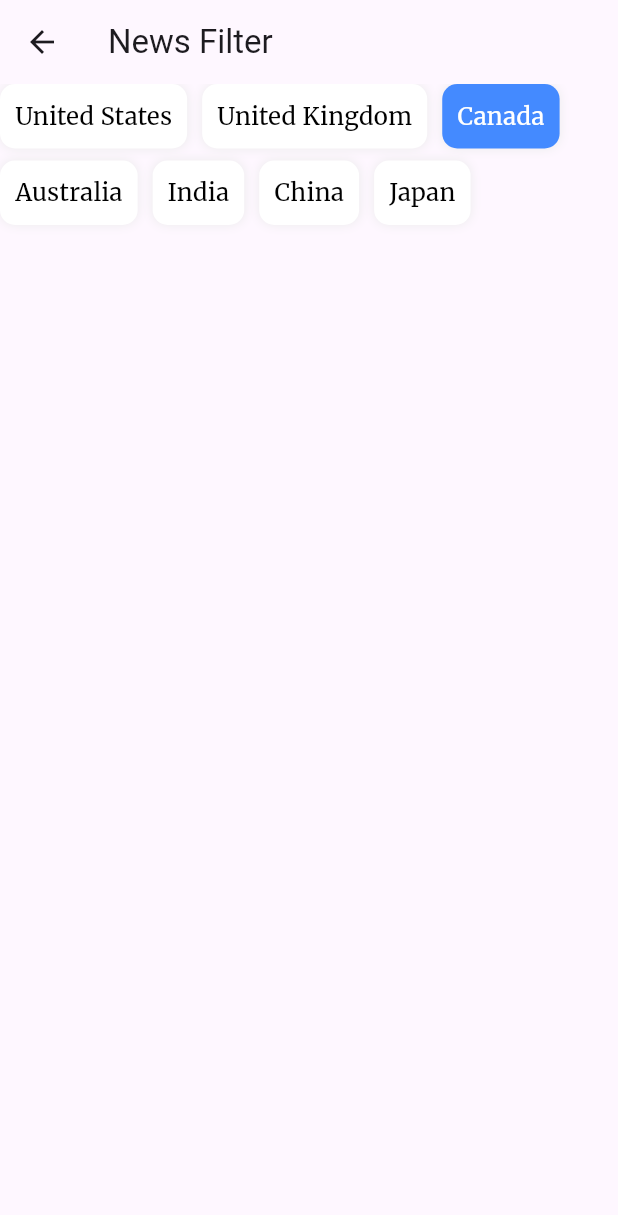
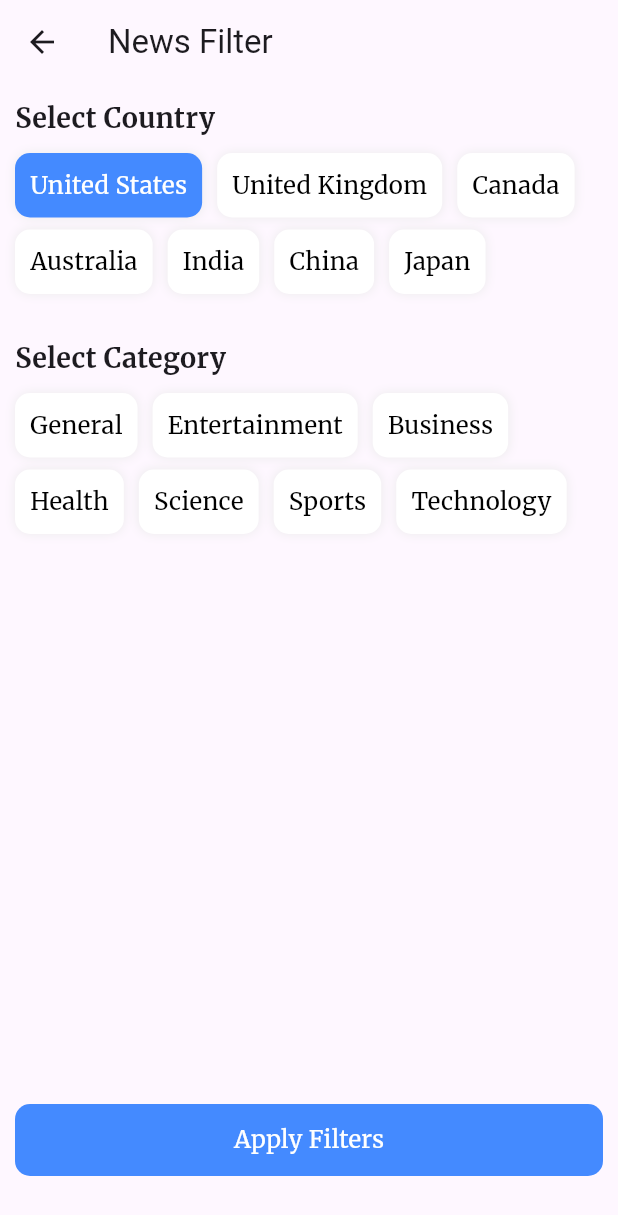
Before and after one commit to BaselMoustafa/news_app_creativa, a Flutter app: the NewsFilterScreen screen opened directly, on a phone screen of 412 x 824 dp. Shown: the top 1215 px of the screen. Run offline on Flutter 3.47's test engine with Material 3 defaults, Android fonts, the phone set to English and light mode, and no system bars; our stand-ins replace google_fonts; network calls fail.

Commit message:
finalize filter news screen

```diff
--- a/lib/screens/news_filter_screen.dart
+++ b/lib/screens/news_filter_screen.dart
@@ -1,7 +1,8 @@
 import 'package:flutter/material.dart';
-import 'package:news_app/models/country.dart';
+import 'package:news_app/styles/app_text_styles.dart';
+import 'package:news_app/widgets/apply_filter_button.dart';
+import 'package:news_app/widgets/category_selector_wigdet.dart';
 import 'package:news_app/widgets/country_selector_widget.dart';
-import 'package:news_app/widgets/selection_card_widget.dart';
 
 class NewsFilterScreen extends StatelessWidget {
   const NewsFilterScreen({super.key});
@@ -12,15 +13,43 @@ class NewsFilterScreen extends StatelessWidget {
       appBar: AppBar(
         title: const Text('News Filter'),
       ),
-      body: Column(
-        children: [
-          CountrySelectorWidget(
-            initialCountry: Country.countries[2],
-            onChnaged: (country){
-              print("Country changed to ${country.name}");
-            },
-          )
-        ],
+      body: Padding(
+        padding: const EdgeInsets.all(10),
+        child: Column(
+          spacing: 10,
+          crossAxisAlignment: CrossAxisAlignment.start,
+          children: [
+            Text(
+              "Select Country",
+              style: AppTextStyles.bold18,
+            ),
+            CountrySelectorWidget(
+              initialCountry:null,
+              onChnaged: (country){
+                print("Country changed to $country");
+              },
+            ),
+
+            SizedBox(height: 10,),
+
+            Text(
+              "Select Category",
+              style: AppTextStyles.bold18,
+            ),
+            CategorySelectorWidget(
+              initialCategory:null,
+              onChnaged: (category){
+                print("Category changed to $category");
+              },
+            ),
+
+            Spacer(),
+
+            ApplyFilterButton(),
+
+            SizedBox(height: 20,)
+          ],
+        ),
       ),
     );
   }
--- /dev/null
+++ b/lib/widgets/apply_filter_button.dart
@@ -0,0 +1,33 @@
+import 'package:flutter/material.dart';
+import 'package:news_app/styles/app_colors.dart';
+import 'package:news_app/styles/app_text_styles.dart';
+
+class ApplyFilterButton extends StatelessWidget {
+  const ApplyFilterButton({super.key});
+
+  @override
+  Widget build(BuildContext context) {
+    return GestureDetector(
+      onTap: _onTap,
+      child: Container(
+        height: 48,
+        decoration: BoxDecoration(
+          borderRadius: BorderRadius.circular(10),
+          color: AppColors.primary
+        ),
+        child: Center(
+          child: Text(
+            "Apply Filters",
+            style: AppTextStyles.regular16.copyWith(
+              color: AppColors.white
+            ),
+          ),
+        ),
+      ),
+    );
+  }
+
+  void _onTap() {
+
+    }
+}
--- /dev/null
+++ b/lib/widgets/category_selector_wigdet.dart
@@ -0,0 +1,56 @@
+import 'package:flutter/material.dart';
+import 'package:news_app/widgets/selection_card_widget.dart';
+
+class CategorySelectorWidget extends StatefulWidget {
+  const CategorySelectorWidget({
+    super.key,
+    required this.initialCategory,
+    required this.onChnaged,
+  });
+
+  final String? initialCategory;
+  final void Function(String? selectedCategory) onChnaged;
+
+  @override
+  State<CategorySelectorWidget> createState() => _CategorySelectorWidgetState();
+}
+
+class _CategorySelectorWidgetState extends State<CategorySelectorWidget> {
+
+  late String? selectedCategory = widget.initialCategory;
+
+  List<String> get _categories => [
+    "General",
+    "Entertainment",
+    "Business",
+    "Health",
+    "Science",
+    "Sports",
+    "Technology",
+  ];
+
+  @override
+  Widget build(BuildContext context) {
+
+    return Wrap(
+      spacing: 10,
+      runSpacing: 8,
+      children: [
+        for(int i = 0 ;i<_categories.length ; i++)
+        SelectionCardWidget(
+          title: _categories[i],
+          isSelected: _categories[i] == selectedCategory,
+          onTap: (){
+            if (selectedCategory == _categories[i]) {
+              selectedCategory = null;
+            } else {
+              selectedCategory = _categories[i];
+            }
+            setState(() {});
+            widget.onChnaged(selectedCategory);
+          },
+      )
+      ],
+    );
+  }
+}
```
